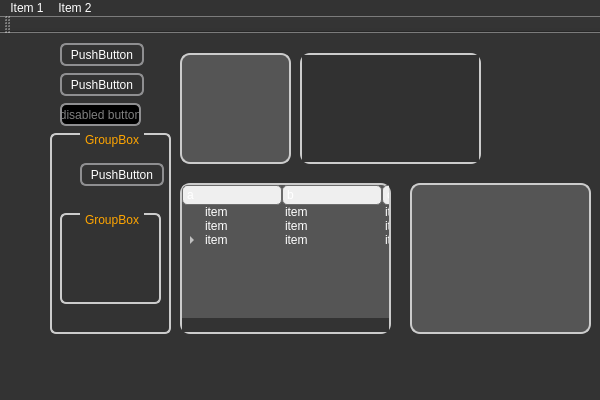
Qt form qt-frontend/StyleDemo/mainwindow.ui (phresnel/picogen) before a commit.
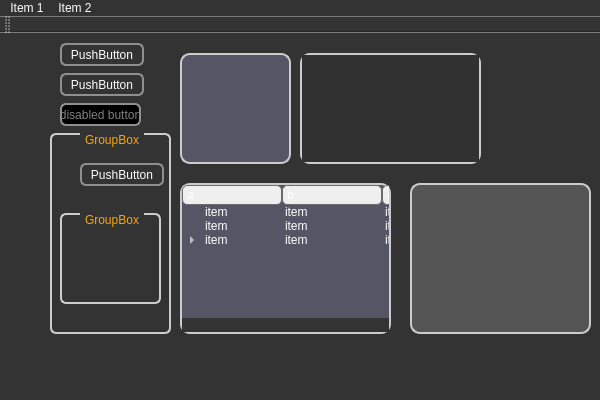
The same form after that commit.

```diff
--- a/qt-frontend/StyleDemo/mainwindow.ui
+++ b/qt-frontend/StyleDemo/mainwindow.ui
@@ -25,8 +25,8 @@
 }
 
 
-QScrollBar::add-line, QScrollBar::sub-line {width:0;height:0;}
-QScrollBar{margin:1px 1px 1px 1px;}
+QScrollBar::add-line, QScrollBar::sub-line {width:0;height:0;background:none;}
+QScrollBar{padding:1px 1px 1px 1px;}
 QScrollBar::handle{
 	border-radius:4px;
 	background-color: qlineargradient(x1:0, y1:0, x2:0, y2:1,
@@ -34,19 +34,18 @@
                                        stop: 0.6 #434343, stop:1 #757575);
 }
 QScrollBar::add-page, QScrollBar::sub-page{
-	background-color: qlineargradient(x1:0, y1:0, x2:0, y2:1,
-                                       stop:0 #333, stop: 0.2 #222,
-                                       stop: 0.8 #222, stop:1 #444);
+	background:none;
+	color:transparent;
 }
 
 QGraphicsView, QMdiArea, QTreeView {
 	border:2px solid #ccc;
 	border-radius:10px; 
-	background-color:#555;
-	alternate-background-color:#555;
+	background-color:#556;
+	alternate-background-color:#556;
 }
 QMdiArea::QFrame {
-	background-color:#111;
+	background-color:#222;
 }
 
 
@@ -63,7 +62,7 @@
 
 QMenuBar {
 	background-color: qlineargradient(x1:0, y1:0, x2:0, y2:1,
-                                       stop:0 #88a, stop:1 #aac);
+                                       stop:0 #889, stop:1 #aab);
  } QMenuBar::item  {
 	spacing: 3px; /* spacing between menu bar items */
 	padding: 1px 4px;
@@ -104,7 +103,7 @@
 
 QGroupBox {
 	 background-color: qlineargradient(x1: 0, y1: 0, x2: 0, y2: 1,
-                                       stop: 0 #555, stop: 1 #888);
+                                       stop: 0 #555, stop: 1 #889);
 	border: 2px solid #CCC;
 	border-radius: 6px;
 	margin-top: 1ex; /* leave space at the top for the title */
```
Left out of the diff: 4 changed lines with no effect on the pictures.
